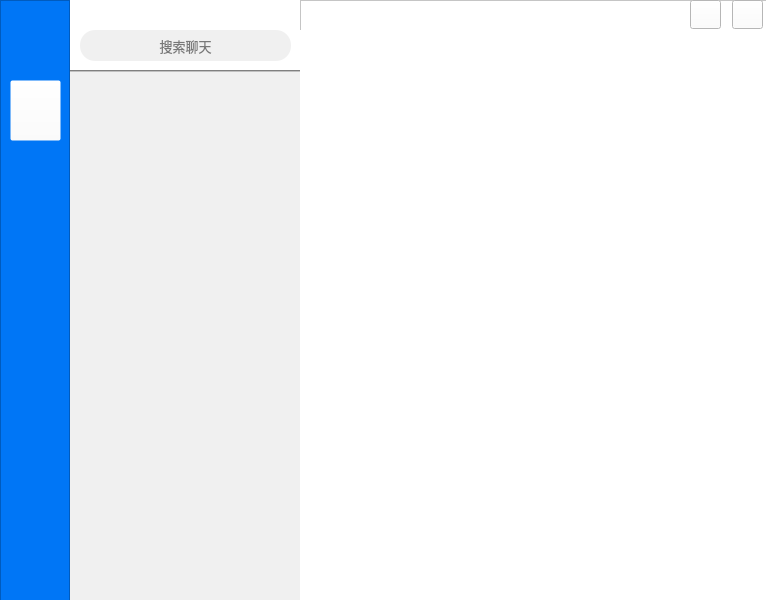
Qt form client/litechat_interface.ui (joshmiao/LiteChat) before a commit.
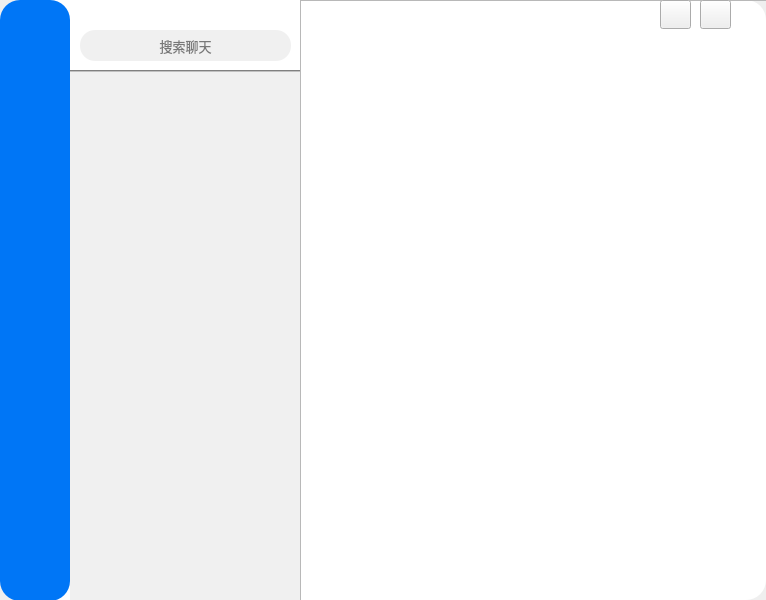
The same form after that commit. Icons and pictures are not drawn.

```diff
--- a/client/litechat_interface.ui
+++ b/client/litechat_interface.ui
@@ -20,9 +20,15 @@
    <string>MainWindow</string>
   </property>
   <property name="styleSheet">
-   <string notr="true">background-color: rgb(255, 255, 255);</string>
+   <string notr="true"/>
   </property>
   <widget class="QWidget" name="centralwidget">
+   <property name="styleSheet">
+    <string notr="true">QWidget#centralwidget{
+border-radius:20px;
+	background-color: rgb(255, 255, 255);
+}</string>
+   </property>
    <widget class="QWidget" name="horizontalLayoutWidget">
     <property name="geometry">
      <rect>
@@ -51,7 +57,8 @@
      </rect>
     </property>
     <property name="styleSheet">
-     <string notr="true">background-color: rgb(0, 118, 246);</string>
+     <string notr="true">background-color: rgb(0, 118, 246);
+border-radius:20px;</string>
     </property>
     <property name="frameShape">
      <enum>QFrame::StyledPanel</enum>
@@ -206,7 +213,7 @@
     <widget class="QPushButton" name="pushButton_4">
      <property name="geometry">
       <rect>
-       <x>390</x>
+       <x>360</x>
        <y>0</y>
        <width>31</width>
        <height>29</height>
@@ -227,7 +234,7 @@
     <widget class="QPushButton" name="pushButton_5">
      <property name="geometry">
       <rect>
-       <x>432</x>
+       <x>400</x>
        <y>0</y>
        <width>31</width>
        <height>29</height>
```
Left out of the diff: 2 changed lines with no effect on the pictures.
